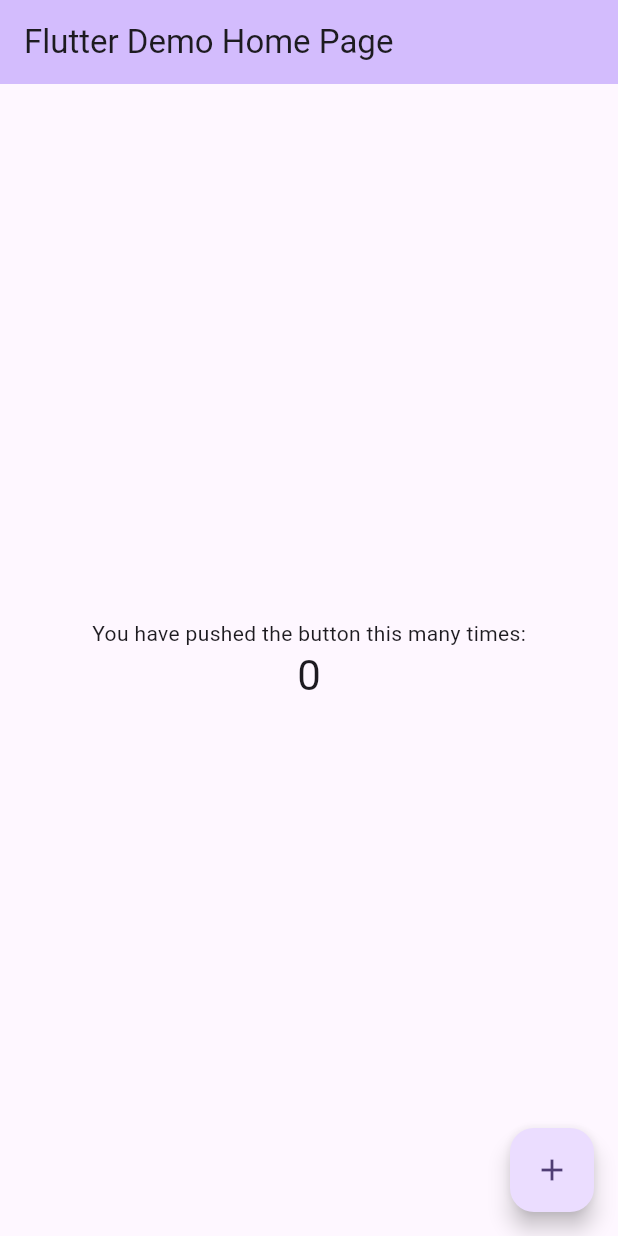
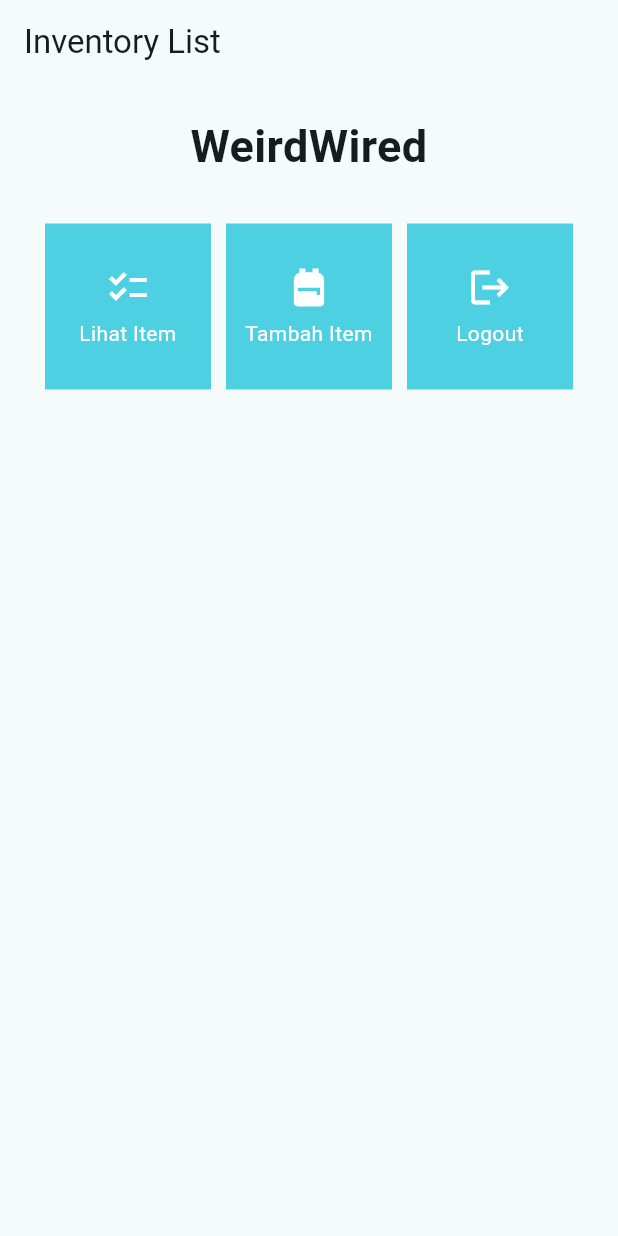
Before and after one commit to evelynphs/weird-wired-mobile, a Flutter app: the screen it shows after launch, on a phone screen of 412 x 824 dp. Run offline on Flutter 3.47's test engine with Material 2 defaults, Android fonts, the phone set to English and light mode, and no system bars.

Commit message:
tugas 7 partially done

```diff
--- a/lib/main.dart
+++ b/lib/main.dart
@@ -1,4 +1,5 @@
 import 'package:flutter/material.dart';
+import 'package:weird_wired/menu.dart';
 
 void main() {
   runApp(const MyApp());
@@ -28,98 +29,10 @@
         //
         // This works for code too, not just values: Most code changes can be
         // tested with just a hot reload.
-        colorScheme: ColorScheme.fromSeed(seedColor: Colors.deepPurple),
+        colorScheme: ColorScheme.fromSeed(seedColor: Colors.cyan.shade300),
         useMaterial3: true,
       ),
-      home: const MyHomePage(title: 'Flutter Demo Home Page'),
+      home: MyHomePage(),
     );
   }
 }
-
-class MyHomePage extends StatefulWidget {
-  const MyHomePage({super.key, required this.title});
-
-  // This widget is the home page of your application. It is stateful, meaning
-  // that it has a State object (defined below) that contains fields that affect
-  // how it looks.
-
-  // This class is the configuration for the state. It holds the values (in this
-  // case the title) provided by the parent (in this case the App widget) and
-  // used by the build method of the State. Fields in a Widget subclass are
-  // always marked "final".
-
-  final String title;
-
-  @override
-  State<MyHomePage> createState() => _MyHomePageState();
-}
-
-class _MyHomePageState extends State<MyHomePage> {
-  int _counter = 0;
-
-  void _incrementCounter() {
-    setState(() {
-      // This call to setState tells the Flutter framework that something has
-      // changed in this State, which causes it to rerun the build method below
-      // so that the display can reflect the updated values. If we changed
-      // _counter without calling setState(), then the build method would not be
-      // called again, and so nothing would appear to happen.
-      _counter++;
-    });
-  }
-
-  @override
-  Widget build(BuildContext context) {
-    // This method is rerun every time setState is called, for instance as done
-    // by the _incrementCounter method above.
-    //
-    // The Flutter framework has been optimized to make rerunning build methods
-    // fast, so that you can just rebuild anything that needs updating rather
-    // than having to individually change instances of widgets.
-    return Scaffold(
-      appBar: AppBar(
-        // TRY THIS: Try changing the color here to a specific color (to
-        // Colors.amber, perhaps?) and trigger a hot reload to see the AppBar
-        // change color while the other colors stay the same.
-        backgroundColor: Theme.of(context).colorScheme.inversePrimary,
-        // Here we take the value from the MyHomePage object that was created by
-        // the App.build method, and use it to set our appbar title.
-        title: Text(widget.title),
-      ),
-      body: Center(
-        // Center is a layout widget. It takes a single child and positions it
-        // in the middle of the parent.
-        child: Column(
-          // Column is also a layout widget. It takes a list of children and
-          // arranges them vertically. By default, it sizes itself to fit its
-          // children horizontally, and tries to be as tall as its parent.
-          //
-          // Column has various properties to control how it sizes itself and
-          // how it positions its children. Here we use mainAxisAlignment to
-          // center the children vertically; the main axis here is the vertical
-          // axis because Columns are vertical (the cross axis would be
-          // horizontal).
-          //
-          // TRY THIS: Invoke "debug painting" (choose the "Toggle Debug Paint"
-          // action in the IDE, or press "p" in the console), to see the
-          // wireframe for each widget.
-          mainAxisAlignment: MainAxisAlignment.center,
-          children: <Widget>[
-            const Text(
-              'You have pushed the button this many times:',
-            ),
-            Text(
-              '$_counter',
-              style: Theme.of(context).textTheme.headlineMedium,
-            ),
-          ],
-        ),
-      ),
-      floatingActionButton: FloatingActionButton(
-        onPressed: _incrementCounter,
-        tooltip: 'Increment',
-        child: const Icon(Icons.add),
-      ), // This trailing comma makes auto-formatting nicer for build methods.
-    );
-  }
-}
--- /dev/null
+++ b/lib/menu.dart
@@ -0,0 +1,190 @@
+import 'package:flutter/material.dart';
+
+class MyHomePage extends StatelessWidget {
+  MyHomePage({Key? key}) : super(key: key);
+
+  final List<InventoryItem> items = [
+    InventoryItem("Lihat Item", Icons.checklist),
+    InventoryItem("Tambah Item", Icons.backpack),
+    InventoryItem("Logout", Icons.logout),
+];
+
+  // This widget is the home page of your application. It is stateful, meaning
+  // that it has a State object (defined below) that contains fields that affect
+  // how it looks.
+
+  // This class is the configuration for the state. It holds the values (in this
+  // case the title) provided by the parent (in this case the App widget) and
+  // used by the build method of the State. Fields in a Widget subclass are
+  // always marked "final".
+
+  @override
+    Widget build(BuildContext context) {
+        return Scaffold(
+      appBar: AppBar(
+        title: const Text(
+          'Inventory List',
+        ),
+      ),
+      body: SingleChildScrollView(
+        // Widget wrapper yang dapat discroll
+        child: Padding(
+          padding: const EdgeInsets.all(10.0), // Set padding dari halaman
+          child: Column(
+            // Widget untuk menampilkan children secara vertikal
+            children: <Widget>[
+              const Padding(
+                padding: EdgeInsets.only(top: 10.0, bottom: 10.0),
+                // Widget Text untuk menampilkan tulisan dengan alignment center dan style yang sesuai
+                child: Text(
+                  'WeirdWired', // Text yang menandakan inventory
+                  textAlign: TextAlign.center,
+                  style: TextStyle(
+                    fontSize: 30,
+                    fontWeight: FontWeight.bold,
+                  ),
+                ),
+              ),
+              // Grid layout
+              GridView.count(
+                // Container pada card kita.
+                primary: true,
+                padding: const EdgeInsets.all(20),
+                crossAxisSpacing: 10,
+                mainAxisSpacing: 10,
+                crossAxisCount: 3,
+                shrinkWrap: true,
+                children: items.map((InventoryItem item) {
+                  // Iterasi untuk setiap item
+                  return InventoryCard(item);
+                }).toList(),
+              ),
+            ],
+          ),
+        ),
+      ),
+    );
+    }
+}
+
+class InventoryItem {
+  final String name;
+  final IconData icon;
+
+  InventoryItem(this.name, this.icon);
+}
+
+class InventoryCard extends StatelessWidget {
+  final InventoryItem item;
+
+  const InventoryCard(this.item, {super.key}); // Constructor
+
+  @override
+  Widget build(BuildContext context) {
+    return Material(
+      color: Colors.cyan.shade300,
+      child: InkWell(
+        // Area responsive terhadap sentuhan
+        onTap: () {
+          // Memunculkan SnackBar ketika diklik
+          ScaffoldMessenger.of(context)
+            ..hideCurrentSnackBar()
+            ..showSnackBar(SnackBar(
+                content: Text("Kamu telah menekan tombol ${item.name}!")));
+        },
+        child: Container(
+          // Container untuk menyimpan Icon dan Text
+          padding: const EdgeInsets.all(8),
+          child: Center(
+            child: Column(
+              mainAxisAlignment: MainAxisAlignment.center,
+              children: [
+                Icon(
+                  item.icon,
+                  color: Colors.white,
+                  size: 30.0,
+                ),
+                const Padding(padding: EdgeInsets.all(3)),
+                Text(
+                  item.name,
+                  textAlign: TextAlign.center,
+                  style: const TextStyle(color: Colors.white),
+                ),
+              ],
+            ),
+          ),
+        ),
+      ),
+    );
+  }
+}
+
+// class _MyHomePageState extends State<MyHomePage> {
+//   int _counter = 0;
+
+//   void _incrementCounter() {
+//     setState(() {
+//       // This call to setState tells the Flutter framework that something has
+//       // changed in this State, which causes it to rerun the build method below
+//       // so that the display can reflect the updated values. If we changed
+//       // _counter without calling setState(), then the build method would not be
+//       // called again, and so nothing would appear to happen.
+//       _counter++;
+//     });
+//   }
+
+//   @override
+//   Widget build(BuildContext context) {
+//     // This method is rerun every time setState is called, for instance as done
+//     // by the _incrementCounter method above.
+//     //
+//     // The Flutter framework has been optimized to make rerunning build methods
+//     // fast, so that you can just rebuild anything that needs updating rather
+//     // than having to individually change instances of widgets.
+//     return Scaffold(
+//       appBar: AppBar(
+//         // TRY THIS: Try changing the color here to a specific color (to
+//         // Colors.amber, perhaps?) and trigger a hot reload to see the AppBar
+//         // change color while the other colors stay the same.
+//         backgroundColor: Theme.of(context).colorScheme.inversePrimary,
+//         // Here we take the value from the MyHomePage object that was created by
+//         // the App.build method, and use it to set our appbar title.
+//         title: Text(widget.title),
+//       ),
+//       body: Center(
+//         // Center is a layout widget. It takes a single child and positions it
+//         // in the middle of the parent.
+//         child: Column(
+//           // Column is also a layout widget. It takes a list of children and
+//           // arranges them vertically. By default, it sizes itself to fit its
+//           // children horizontally, and tries to be as tall as its parent.
+//           //
+//           // Column has various properties to control how it sizes itself and
+//           // how it positions its children. Here we use mainAxisAlignment to
+//           // center the children vertically; the main axis here is the vertical
+//           // axis because Columns are vertical (the cross axis would be
+//           // horizontal).
+//           //
+//           // TRY THIS: Invoke "debug painting" (choose the "Toggle Debug Paint"
+//           // action in the IDE, or press "p" in the console), to see the
+//           // wireframe for each widget.
+//           mainAxisAlignment: MainAxisAlignment.center,
+//           children: <Widget>[
+//             const Text(
+//               'You have pushed the button this many times:',
+//             ),
+//             Text(
+//               '$_counter',
+//               style: Theme.of(context).textTheme.headlineMedium,
+//             ),
+//           ],
+//         ),
+//       ),
+//       floatingActionButton: FloatingActionButton(
+//         onPressed: _incrementCounter,
+//         tooltip: 'Increment',
+//         child: const Icon(Icons.add),
+//       ), // This trailing comma makes auto-formatting nicer for build methods.
+//     );
+//   }
+// }
```
Also changed, not shown: 1 other file.
